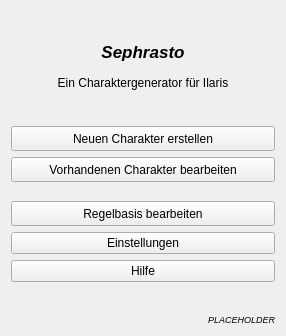
First picture: the form in designer/MainWindow.ui, repository Aeolitus/Sephrasto, before the edit.
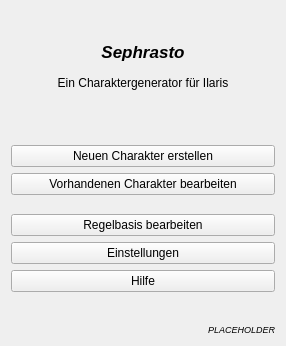
Second picture: the form after the edit.

Commit message: - Complete design overhaul (style, fonts, dialog/tab layouts) - Every window now remembers its size - Settings for charsheet, rule appending, rule size, houserule database are now stored per character. Added settings for displaying the pdf column on 'Übernatürliche Fertigkeiten' and for displaying the Finanzen Dropdown. - Weapon tab now shows the final stats for at/vt/tp - Vorteile tab now hides categories of which the character doesn't hasn't unlocked any Vorteile. - Simplified buildscript

The edit to the form file:
```diff
--- a/designer/MainWindow.ui
+++ b/designer/MainWindow.ui
@@ -7,40 +7,14 @@
     <x>0</x>
     <y>0</y>
     <width>286</width>
-    <height>336</height>
+    <height>346</height>
    </rect>
   </property>
   <property name="windowTitle">
    <string>Sephrasto</string>
   </property>
   <layout class="QGridLayout" name="gridLayout">
-   <item row="6" column="0">
-    <spacer name="verticalSpacer_2">
-     <property name="orientation">
-      <enum>Qt::Vertical</enum>
-     </property>
-     <property name="sizeHint" stdset="0">
-      <size>
-       <width>20</width>
-       <height>20</height>
-      </size>
-     </property>
-    </spacer>
-   </item>
-   <item row="3" column="0">
-    <spacer name="verticalSpacer">
-     <property name="orientation">
-      <enum>Qt::Vertical</enum>
-     </property>
-     <property name="sizeHint" stdset="0">
-      <size>
-       <width>20</width>
-       <height>40</height>
-      </size>
-     </property>
-    </spacer>
-   </item>
-   <item row="18" column="0">
+   <item row="20" column="0">
     <widget class="QLabel" name="labelVersion">
      <property name="font">
       <font>
@@ -56,20 +30,33 @@
      </property>
     </widget>
    </item>
-   <item row="9" column="0">
-    <widget class="QPushButton" name="buttonRules">
-     <property name="minimumSize">
+   <item row="15" column="0">
+    <spacer name="verticalSpacer_4">
+     <property name="orientation">
+      <enum>Qt::Vertical</enum>
+     </property>
+     <property name="sizeHint" stdset="0">
       <size>
-       <width>0</width>
-       <height>25</height>
+       <width>20</width>
+       <height>40</height>
       </size>
      </property>
-     <property name="text">
-      <string>Regelbasis bearbeiten</string>
+    </spacer>
+   </item>
+   <item row="7" column="0">
+    <spacer name="verticalSpacer_2">
+     <property name="orientation">
+      <enum>Qt::Vertical</enum>
      </property>
-    </widget>
+     <property name="sizeHint" stdset="0">
+      <size>
+       <width>20</width>
+       <height>20</height>
+      </size>
+     </property>
+    </spacer>
    </item>
-   <item row="8" column="0">
+   <item row="10" column="0">
     <spacer name="verticalSpacer_5">
      <property name="orientation">
       <enum>Qt::Vertical</enum>
@@ -82,6 +69,36 @@
      </property>
     </spacer>
    </item>
+   <item row="2" column="0">
+    <widget class="QLabel" name="label_2">
+     <property name="minimumSize">
+      <size>
+       <width>0</width>
+       <height>20</height>
+      </size>
+     </property>
+     <property name="text">
+      <string>Ein Charaktergenerator für Ilaris</string>
+     </property>
+     <property name="alignment">
+      <set>Qt::AlignCenter</set>
+     </property>
+    </widget>
+   </item>
+   <item row="13" column="0">
+    <widget class="QPushButton" name="buttonHelp">
+     <property name="text">
+      <string>Hilfe</string>
+     </property>
+    </widget>
+   </item>
+   <item row="12" column="0">
+    <widget class="QPushButton" name="buttonSettings">
+     <property name="text">
+      <string>Einstellungen</string>
+     </property>
+    </widget>
+   </item>
    <item row="0" column="0">
     <spacer name="verticalSpacer_3">
      <property name="orientation">
@@ -95,34 +112,25 @@
      </property>
     </spacer>
    </item>
-   <item row="4" column="0">
+   <item row="5" column="0">
     <widget class="QPushButton" name="buttonNew">
-     <property name="minimumSize">
-      <size>
-       <width>0</width>
-       <height>25</height>
-      </size>
-     </property>
      <property name="text">
       <string>Neuen Charakter erstellen</string>
      </property>
     </widget>
    </item>
-   <item row="5" column="0">
+   <item row="6" column="0">
     <widget class="QPushButton" name="buttonEdit">
-     <property name="minimumSize">
-      <size>
-       <width>0</width>
-       <height>25</height>
-      </size>
-     </property>
      <property name="text">
       <string>Vorhandenen Charakter bearbeiten</string>
      </property>
     </widget>
    </item>
-   <item row="13" column="0">
-    <spacer name="verticalSpacer_4">
+   <item row="9" column="0">
+    <layout class="QVBoxLayout" name="vlPluginButtons"/>
+   </item>
+   <item row="4" column="0">
+    <spacer name="verticalSpacer">
      <property name="orientation">
       <enum>Qt::Vertical</enum>
      </property>
@@ -134,6 +142,13 @@
      </property>
     </spacer>
    </item>
+   <item row="11" column="0">
+    <widget class="QPushButton" name="buttonRules">
+     <property name="text">
+      <string>Regelbasis bearbeiten</string>
+     </property>
+    </widget>
+   </item>
    <item row="1" column="0">
     <widget class="QLabel" name="label">
      <property name="minimumSize">
@@ -162,38 +177,21 @@
      </property>
     </widget>
    </item>
-   <item row="2" column="0">
-    <widget class="QLabel" name="label_2">
-     <property name="minimumSize">
+   <item row="3" column="0">
+    <spacer name="verticalSpacer_6">
+     <property name="orientation">
+      <enum>Qt::Vertical</enum>
+     </property>
+     <property name="sizeType">
+      <enum>QSizePolicy::Fixed</enum>
+     </property>
+     <property name="sizeHint" stdset="0">
       <size>
-       <width>0</width>
+       <width>20</width>
        <height>20</height>
       </size>
      </property>
-     <property name="text">
-      <string>Ein Charaktergenerator für Ilaris</string>
-     </property>
-     <property name="alignment">
-      <set>Qt::AlignCenter</set>
-     </property>
-    </widget>
-   </item>
-   <item row="7" column="0">
-    <layout class="QVBoxLayout" name="vlPluginButtons"/>
-   </item>
-   <item row="10" column="0">
-    <widget class="QPushButton" name="buttonSettings">
-     <property name="text">
-      <string>Einstellungen</string>
-     </property>
-    </widget>
-   </item>
-   <item row="11" column="0">
-    <widget class="QPushButton" name="buttonHelp">
-     <property name="text">
-      <string>Hilfe</string>
-     </property>
-    </widget>
+    </spacer>
    </item>
   </layout>
  </widget>
```
The commit also changes 106 other files.
